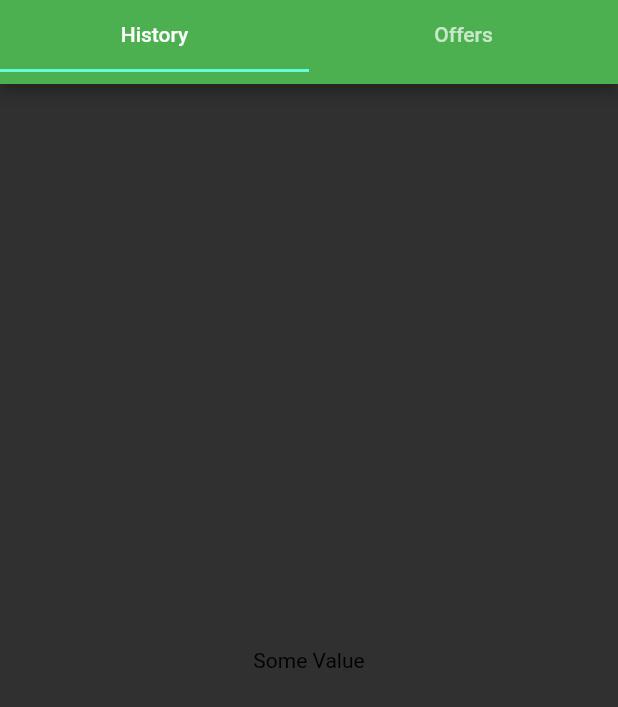
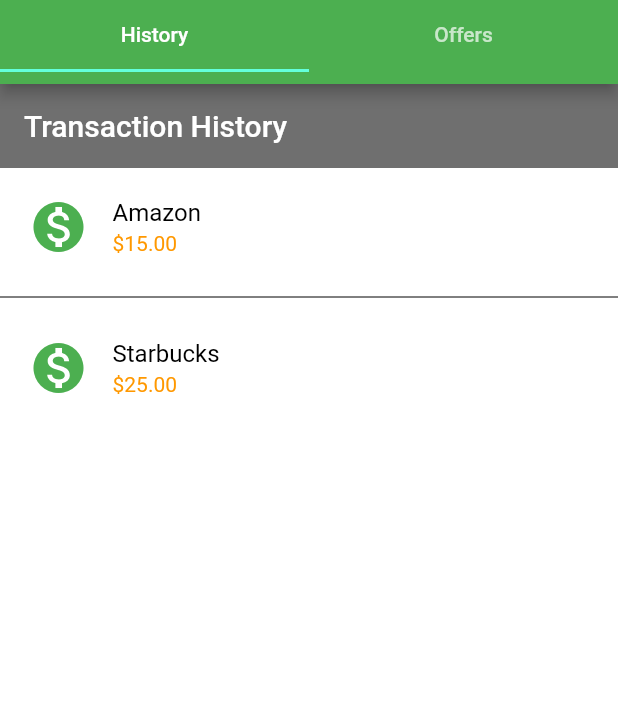
Before and after one commit to brewsterbhg/pig-e-bank, a Flutter app: the screen it shows after launch, on a phone screen of 412 x 824 dp. Shown: the top 707 px of the screen. Run offline on Flutter 3.47's test engine with Material 2 defaults, Android fonts, the phone set to English and light mode, and no system bars.

Commit message:
KB/PB [#164549424] Shows a list of transactions with mock data
Co-authored-by: Rahul Verma <rverma@tribalscale.com>

```diff
--- /dev/null
+++ b/lib/data/transaction.dart
@@ -0,0 +1,7 @@
+class Transaction {
+  String amount;
+  String vendor;
+  DateTime date;
+
+  Transaction(this.amount, this.vendor, this.date);
+}
--- a/lib/main.dart
+++ b/lib/main.dart
@@ -1,121 +1,22 @@
 import 'package:flutter/material.dart';
 import 'package:pig_e_bank/widgets/home_tab_controller.dart';
+
 void main() => runApp(MyApp());
 
 class MyApp extends StatelessWidget {
-  // This widget is the root of your application.
   @override
   Widget build(BuildContext context) {
-//    var textTheme = Theme.of(context).textTheme.apply(
-//      bodyColor: Colors.pink,
-//      displayColor: Colors.pink,
-//    );
     return MaterialApp(
       title: 'Pig E Bank',
       theme: ThemeData(
-        // This is the theme of your application.
-        //
-        // Try running your application with "flutter run". You'll see the
-        // application has a blue toolbar. Then, without quitting the app, try
-        // changing the primarySwatch below to Colors.green and then invoke
-        // "hot reload" (press "r" in the console where you ran "flutter run",
-        // or simply save your changes to "hot reload" in a Flutter IDE).
-        // Notice that the counter didn't reset back to zero; the application
-        // is not restarted.
           brightness: Brightness.dark,
           primarySwatch: Colors.grey,
           primaryColor: Colors.green,
           textTheme: Theme.of(context).textTheme.apply(
                 bodyColor: Colors.black,
                 displayColor: Colors.yellow,
-        )
-      ),
-      home: HomeTabController(key: new ObjectKey("test")),
+              )),
+      home: HomeTabController(),
     );
   }
 }
-
-//class MyHomePage extends StatefulWidget {
-//  MyHomePage({Key key, this.title}) : super(key: key);
-//
-//  // This widget is the home page of your application. It is stateful, meaning
-//  // that it has a State object (defined below) that contains fields that affect
-//  // how it looks.
-//
-//  // This class is the configuration for the state. It holds the values (in this
-//  // case the title) provided by the parent (in this case the App widget) and
-//  // used by the build method of the State. Fields in a Widget subclass are
-//  // always marked "final".
-//
-//  final String title;
-//
-//  @override
-//  _MyHomePageState createState() => _MyHomePageState();
-//}
-
-//class _MyHomePageState extends State<MyHomePage> {
-//  int _counter = 0;
-//
-//  void _incrementCounter() {
-//    setState(() {
-//      // This call to setState tells the Flutter framework that something has
-//      // changed in this State, which causes it to rerun the build method below
-//      // so that the display can reflect the updated values. If we changed
-//      // _counter without calling setState(), then the build method would not be
-//      // called again, and so nothing would appear to happen.
-//      _counter++;
-//    });
-//  }
-//
-//  @override
-//  Widget build(BuildContext context) {
-//    // This method is rerun every time setState is called, for instance as done
-//    // by the _incrementCounter method above.
-//    //
-//    // The Flutter framework has been optimized to make rerunning build methods
-//    // fast, so that you can just rebuild anything that needs updating rather
-//    // than having to individually change instances of widgets.
-//    return Scaffold(
-//      appBar: AppBar(
-//        // Here we take the value from the MyHomePage object that was created by
-//        // the App.build method, and use it to set our appbar title.
-//        title: Text(widget.title),
-//      ),
-//      body: Center(
-//        // Center is a layout widget. It takes a single child and positions it
-//        // in the middle of the parent.
-//        child: Column(
-//          // Column is also layout widget. It takes a list of children and
-//          // arranges them vertically. By default, it sizes itself to fit its
-//          // children horizontally, and tries to be as tall as its parent.
-//          //
-//          // Invoke "debug painting" (press "p" in the console, choose the
-//          // "Toggle Debug Paint" action from the Flutter Inspector in Android
-//          // Studio, or the "Toggle Debug Paint" command in Visual Studio Code)
-//          // to see the wireframe for each widget.
-//          //
-//          // Column has various properties to control how it sizes itself and
-//          // how it positions its children. Here we use mainAxisAlignment to
-//          // center the children vertically; the main axis here is the vertical
-//          // axis because Columns are vertical (the cross axis would be
-//          // horizontal).
-//          mainAxisAlignment: MainAxisAlignment.center,
-//          children: <Widget>[
-//            Text(
-//              'You have pushed the button this many times:',
-//            ),
-//            Text(
-//              '$_counter',
-//              style: Theme.of(context).textTheme.display1,
-//            ),
-//          ],
-//        ),
-//      ),
-//      floatingActionButton: FloatingActionButton(
-//        onPressed: _incrementCounter,
-//        tooltip: 'Increment',
-//        child: Icon(Icons.add),
-//      ), // This trailing comma makes auto-formatting nicer for build methods.
-//    );
-//  }
-//}
--- a/lib/widgets/home_tab_controller.dart
+++ b/lib/widgets/home_tab_controller.dart
@@ -1,11 +1,18 @@
 import 'package:flutter/material.dart';
+import 'package:pig_e_bank/widgets/transaction_history.dart';
+import 'package:pig_e_bank/data/transaction.dart';
 
 class HomeTabController extends StatelessWidget {
   HomeTabController({Key key}) : super(key: key);
 
-  final List<Tab> myTabs = <Tab>[
+  final List<Tab> myTabs = [
     Tab(text: 'History'),
     Tab(text: 'Offers'),
+  ];
+
+  final List<Transaction> _transactions = [
+    new Transaction("\$15.00", "Amazon", new DateTime.now()),
+    new Transaction("\$25.00", "Starbucks", new DateTime.now())
   ];
 
   @override
@@ -19,11 +26,10 @@ class HomeTabController extends StatelessWidget {
             tabs: myTabs,
           )),
         ),
-        body: TabBarView(
-          children: myTabs.map((Tab tab) {
-            return Center(child: Text("Some Value"));
-          }).toList(),
-        ),
+        body: TabBarView(children: [
+          TransactionHistory(transactions: _transactions),
+          Center(child: Text("Some Value"))
+        ]),
       ),
     );
   }
--- /dev/null
+++ b/lib/widgets/transaction_history.dart
@@ -0,0 +1,42 @@
+import 'package:flutter/material.dart';
+import 'package:pig_e_bank/data/transaction.dart';
+
+class TransactionHistory extends StatelessWidget {
+  final List<Transaction> _transactions = [];
+
+  TransactionHistory({Key key, @required transactions}) {
+    _transactions.addAll(transactions);
+  }
+
+  @override
+  Widget build(BuildContext context) {
+    final Widget transactionTiles = ListView.separated(
+        separatorBuilder: (context, index) => Divider(
+              color: Colors.black,
+            ),
+        itemCount: _transactions.length,
+        itemBuilder: (context, index) => Padding(
+              padding: EdgeInsets.all(3.0),
+              child: ListTile(
+                leading: const Icon(
+                  Icons.monetization_on,
+                  color: Colors.green,
+                  size: 40,
+                ),
+                title: new Text(_transactions[index].vendor,
+                    style: const TextStyle(color: Colors.black)),
+                subtitle: new Text(_transactions[index].amount.toString(),
+                    style: const TextStyle(color: Colors.orange)),
+              ),
+            ));
+
+    return new Scaffold(
+        appBar: new AppBar(
+          title: const Text('Transaction History'),
+          backgroundColor: Colors.white30,
+          elevation: 0.0,
+        ),
+        body: new Container(
+            color: Colors.white, child: transactionTiles)); // ... to here.
+  }
+}
```
Also changed, not shown: 3 other files. Lines whose indentation alone changed are shown as unchanged.
